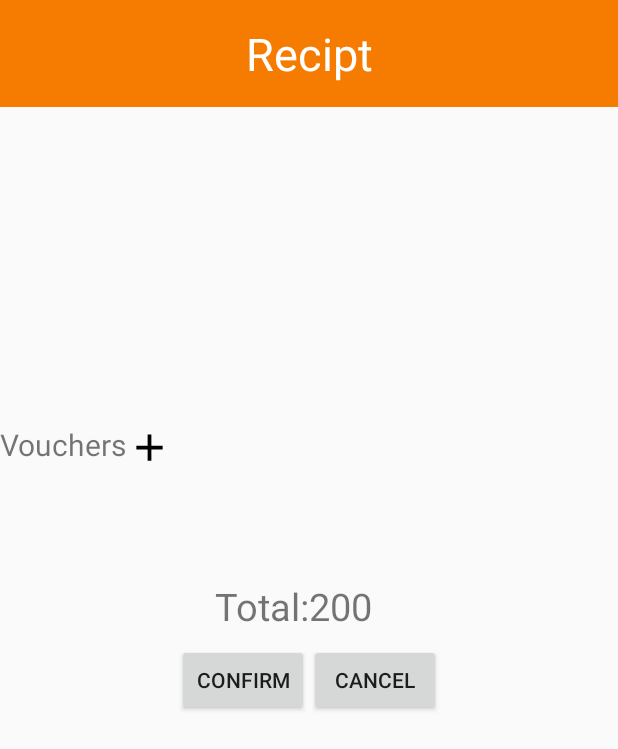
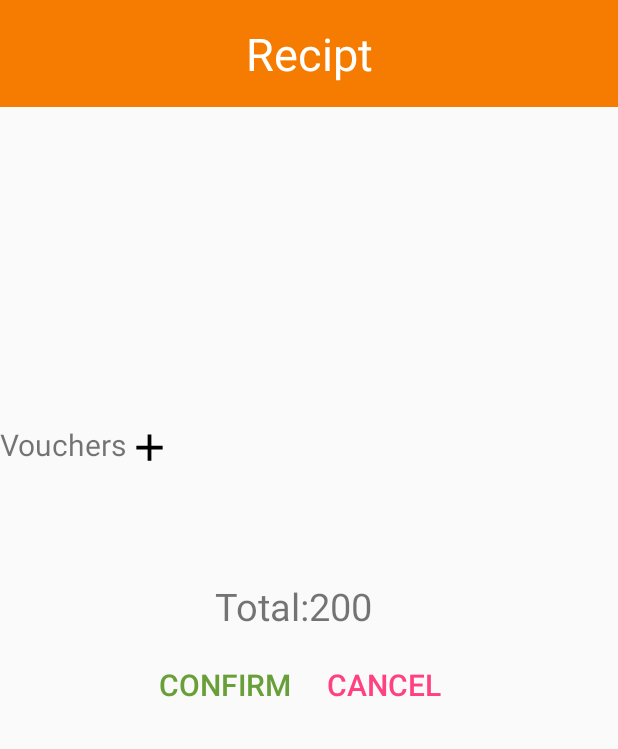
Before and after one commit to joaocsf/FEUP-CMOV, an Android app: the layout bar_purchase_confirm_fragment.xml on its own in the app's theme, with its tools: preview values and no code run, on a phone screen of 412 x 824 dp. Shown: the top 749 px of the screen. Run offline under Robolectric (Android 15) with nearby library versions, the phone set to English and light mode, and no system bars; network calls fail.

Commit message:
Normalized UI

```diff
--- a/main-mobile-app/app/src/main/res/layout/bar_purchase_confirm_fragment.xml
+++ b/main-mobile-app/app/src/main/res/layout/bar_purchase_confirm_fragment.xml
@@ -10,29 +10,37 @@
     <TableLayout
         android:id="@+id/_table2"
         android:layout_width="match_parent"
-        android:layout_height="match_parent"
+        android:layout_height="wrap_content"
         android:layout_marginTop="8dp"
+        android:stretchColumns="*"
         app:layout_constraintEnd_toEndOf="parent"
         app:layout_constraintStart_toStartOf="parent"
         app:layout_constraintTop_toBottomOf="@+id/tableLayout">
 
         <TableRow
-            android:layout_width="match_parent"
-            android:layout_height="match_parent">
+            android:layout_width="wrap_content"
+            android:layout_height="wrap_content">
 
             <Button
                 android:id="@+id/bar_purchase_confirm"
-                android:layout_width="wrap_content"
+                style="?android:buttonBarButtonStyle"
+                android:layout_width="0dp"
                 android:layout_height="wrap_content"
                 android:layout_weight="1"
-                android:text="Confirm" />
+                android:text="Confirm"
+                android:textAlignment="textEnd"
+                android:textColor="@color/green"
+                android:textSize="20dp" />
 
             <Button
                 android:id="@+id/bar_purchase_cancel"
-                android:layout_width="wrap_content"
+                style="?android:buttonBarButtonStyle"
+                android:layout_width="0dp"
                 android:layout_height="wrap_content"
-                android:layout_weight="1"
-                android:text="Cancel" />
+                android:layout_weight="0"
+                android:text="Cancel"
+                android:textAlignment="textStart"
+                android:textSize="20dp" />
         </TableRow>
 
     </TableLayout>
--- a/main-mobile-app/app/src/main/res/layout/buy_ticket_fragment.xml
+++ b/main-mobile-app/app/src/main/res/layout/buy_ticket_fragment.xml
@@ -176,17 +176,20 @@
             android:id="@+id/buy_ticket"
             android:layout_width="wrap_content"
             android:layout_height="wrap_content"
+            style="?android:buttonBarButtonStyle"
+            android:textColor="@color/green"
             android:text="@string/show_buy"
             android:layout_marginEnd="10dp"
-            android:background="@color/green"/>
+            />
 
         <Button
             android:id="@+id/cancel_buy_ticket"
             android:layout_width="wrap_content"
+            style="?android:buttonBarButtonStyle"
             android:layout_height="wrap_content"
             android:text="@string/cancel"
             android:layout_marginStart="10dp"
-            android:background="@color/orange"/>
+            />
 
     </LinearLayout>
 
--- a/main-mobile-app/app/src/main/res/values/strings.xml
+++ b/main-mobile-app/app/src/main/res/values/strings.xml
@@ -21,6 +21,6 @@
     <string name="show_price">Price:</string>
     <string name="show_duration">Duration:</string>
     <string name="show_date">Date:</string>
-    <string name="show_buy">Buy</string>
+    <string name="show_buy">Confirm</string>
     <string name="cancel">Cancel</string>
 </resources>
```
